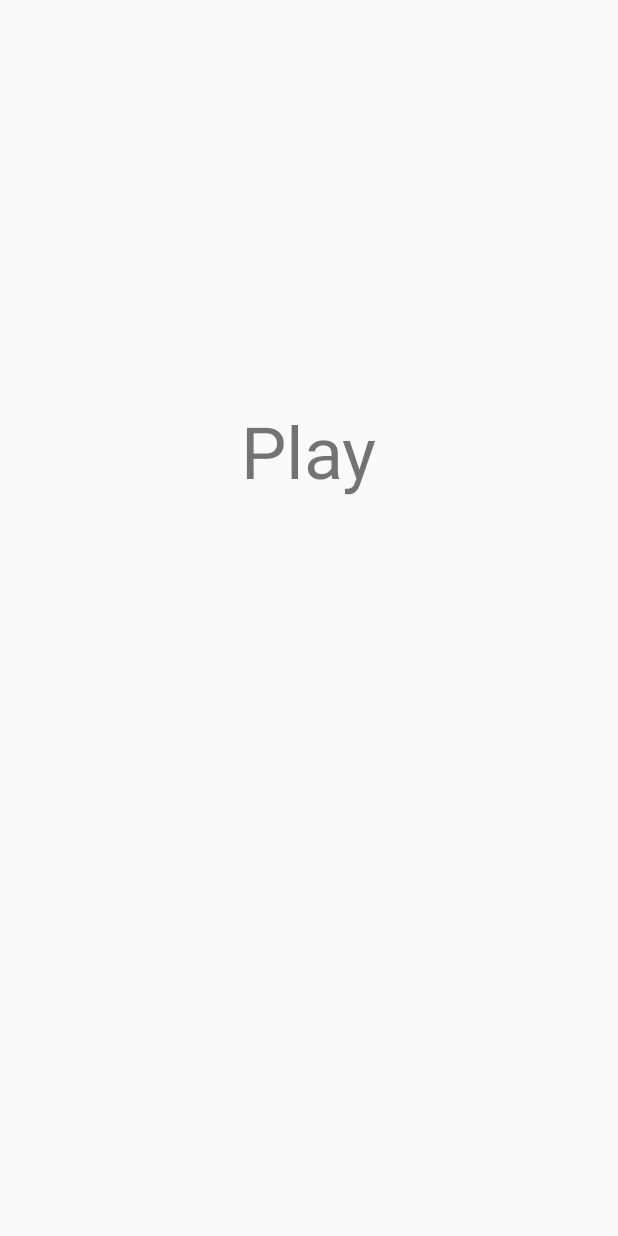
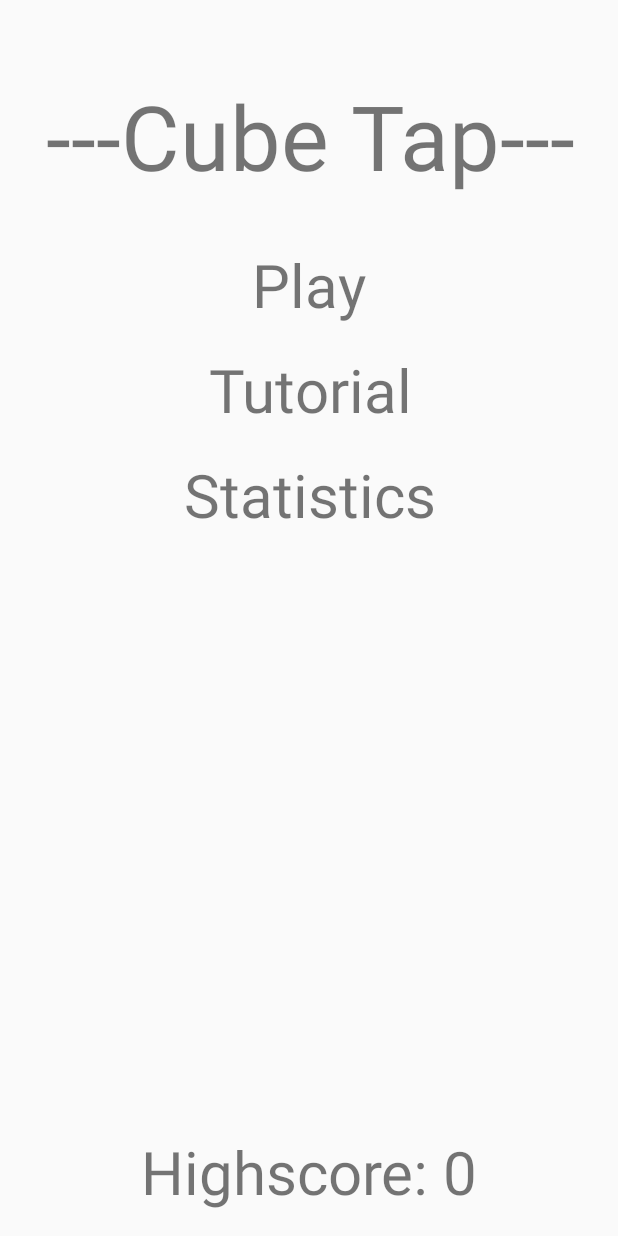
Before and after one commit to FunkBodySnatcher/Block_Game, an Android app: the screen it shows after launch (MainmenuActivity), on a phone screen of 412 x 824 dp. Before the commit the screen is almost empty. Run offline under Robolectric (Android 15) with nearby library versions, the phone set to English and light mode, and no system bars.

Commit message:
homescreen adds

```diff
--- a/app/src/main/res/layout/activity_mainmenu.xml
+++ b/app/src/main/res/layout/activity_mainmenu.xml
@@ -7,18 +7,72 @@
     android:layout_height="match_parent">
 
     <TextView
+        android:id="@+id/titleText"
+        android:layout_width="wrap_content"
+        android:layout_height="wrap_content"
+        android:layout_marginLeft="8dp"
+        android:layout_marginRight="8dp"
+        android:layout_marginTop="50dp"
+        android:text="---Cube Tap---"
+        android:textSize="60sp"
+        app:layout_constraintHorizontal_bias="0.533"
+        app:layout_constraintLeft_toLeftOf="parent"
+        app:layout_constraintRight_toRightOf="parent"
+        app:layout_constraintTop_toTopOf="parent" />
+
+    <TextView
         android:id="@+id/playText"
         android:layout_width="wrap_content"
         android:layout_height="wrap_content"
-        android:layout_marginBottom="8dp"
         android:layout_marginLeft="8dp"
         android:layout_marginRight="8dp"
-        android:layout_marginTop="8dp"
+        android:layout_marginTop="32dp"
         android:text="Play"
-        android:textSize="48sp"
-        app:layout_constraintBottom_toBottomOf="parent"
+        android:textSize="40sp"
+        app:layout_constraintHorizontal_bias="0.501"
         app:layout_constraintLeft_toLeftOf="parent"
         app:layout_constraintRight_toRightOf="parent"
-        app:layout_constraintTop_toTopOf="parent"
-        app:layout_constraintVertical_bias="0.35000002" />
+        app:layout_constraintTop_toBottomOf="@+id/titleText" />
+
+    <TextView
+        android:id="@+id/tutorialText"
+        android:layout_width="wrap_content"
+        android:layout_height="wrap_content"
+        android:layout_marginLeft="8dp"
+        android:layout_marginRight="8dp"
+        android:layout_marginTop="16dp"
+        android:text="Tutorial"
+        android:textSize="40sp"
+        app:layout_constraintHorizontal_bias="0.504"
+        app:layout_constraintLeft_toLeftOf="parent"
+        app:layout_constraintRight_toRightOf="parent"
+        app:layout_constraintTop_toBottomOf="@+id/playText" />
+
+    <TextView
+        android:id="@+id/statisticsText"
+        android:layout_width="wrap_content"
+        android:layout_height="wrap_content"
+        android:layout_marginLeft="8dp"
+        android:layout_marginRight="8dp"
+        android:layout_marginTop="16dp"
+        android:text="Statistics"
+        android:textSize="40sp"
+        app:layout_constraintHorizontal_bias="0.502"
+        app:layout_constraintLeft_toLeftOf="parent"
+        app:layout_constraintRight_toRightOf="parent"
+        app:layout_constraintTop_toBottomOf="@+id/tutorialText" />
+
+    <TextView
+        android:id="@+id/highscoreText"
+        android:layout_width="wrap_content"
+        android:layout_height="wrap_content"
+        android:text="Highscore: 0"
+        android:textSize="40sp"
+        app:layout_constraintBottom_toBottomOf="parent"
+        android:layout_marginBottom="16dp"
+        android:layout_marginLeft="8dp"
+        app:layout_constraintLeft_toLeftOf="parent"
+        android:layout_marginRight="8dp"
+        app:layout_constraintRight_toRightOf="parent"
+        app:layout_constraintHorizontal_bias="0.503" />
 </android.support.constraint.ConstraintLayout>
```
